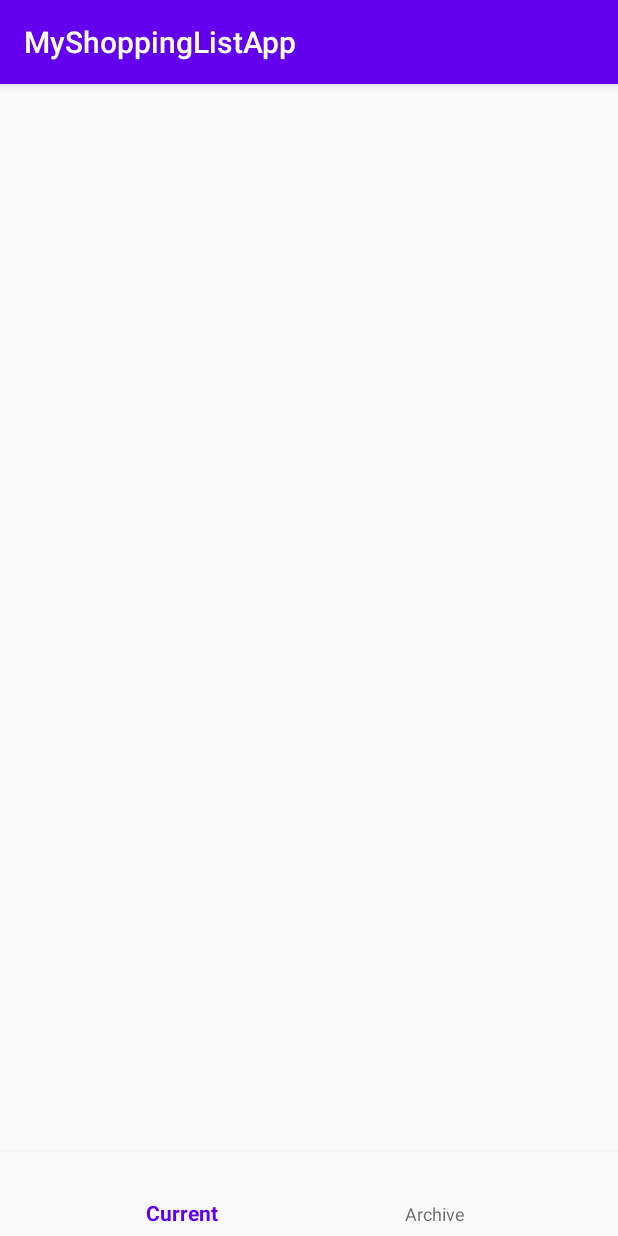
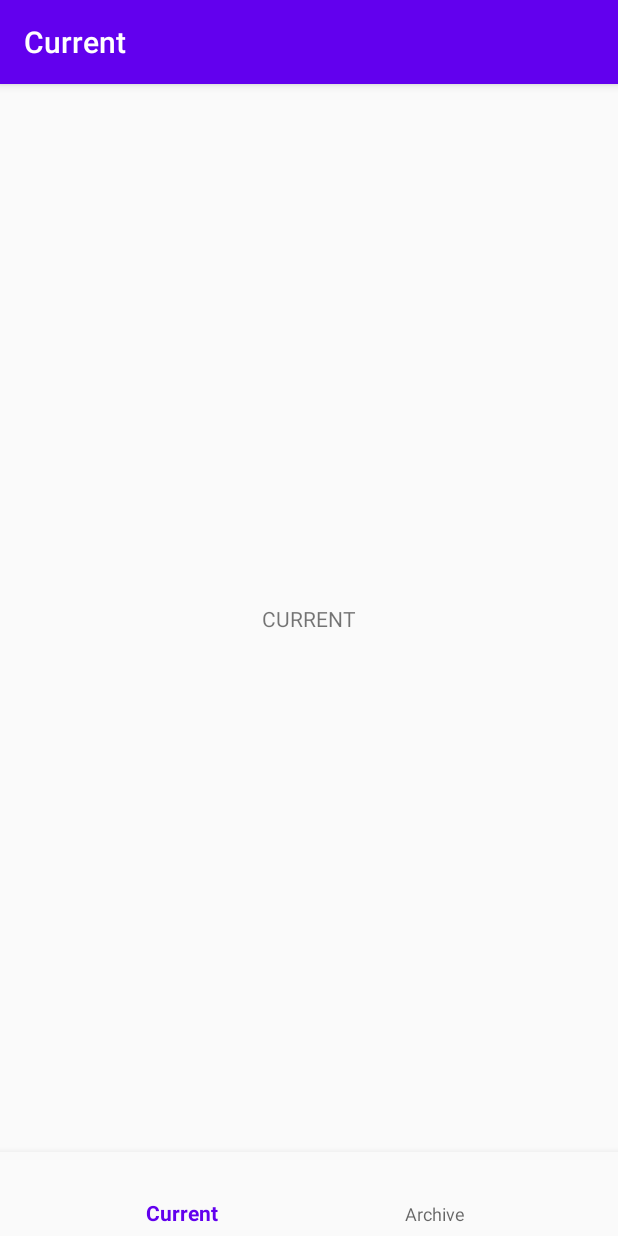
Before and after one commit to marcin-brzeczek/MyShoppingListApp, an Android app: the screen it shows after launch (MenuActivity), on a phone screen of 412 x 824 dp. Run offline under Robolectric (Android 15) with nearby library versions, the phone set to English and light mode, and no system bars; our stand-ins replace Dagger/Hilt's generated code, navigation-ui.

Commit message:
SL-04: Implemented navigation components.

```diff
--- a/app/build.gradle
+++ b/app/build.gradle
@@ -2,6 +2,7 @@ apply plugin: 'com.android.application'
 apply plugin: 'kotlin-android'
 apply plugin: 'kotlin-kapt'
 apply plugin: 'kotlin-android-extensions'
+apply plugin: "androidx.navigation.safeargs.kotlin"
 
 android {
     compileSdkVersion 29
@@ -51,6 +52,10 @@ dependencies {
     kapt deps.dagger.compiler
     kapt deps.dagger.android_support_compiler
 
+    //Navigation components
+    implementation deps.navigation.fragment_ktx
+    implementation deps.navigation.ui_ktx
+
     //RxJava
     implementation deps.rx_android
     implementation deps.rxjava2
--- /dev/null
+++ b/app/src/main/java/com/example/myshoppinglistapp/presentation/menu/ArchiveFragment.kt
@@ -0,0 +1,19 @@
+package com.example.myshoppinglistapp.presentation.menu
+
+import android.os.Bundle
+import android.view.LayoutInflater
+import android.view.View
+import android.view.ViewGroup
+import androidx.fragment.app.Fragment
+import com.example.myshoppinglistapp.R
+
+class ArchiveFragment : Fragment() {
+
+    override fun onCreateView(
+        inflater: LayoutInflater,
+        container: ViewGroup?,
+        savedInstanceState: Bundle?
+    ): View? {
+        return inflater.inflate(R.layout.fragment_archive, container, false)
+    }
+}
--- /dev/null
+++ b/app/src/main/java/com/example/myshoppinglistapp/presentation/menu/CurrentFragment.kt
@@ -0,0 +1,19 @@
+package com.example.myshoppinglistapp.presentation.menu
+
+import android.os.Bundle
+import android.view.LayoutInflater
+import android.view.View
+import android.view.ViewGroup
+import androidx.fragment.app.Fragment
+import com.example.myshoppinglistapp.R
+
+class CurrentFragment : Fragment() {
+
+    override fun onCreateView(
+        inflater: LayoutInflater,
+        container: ViewGroup?,
+        savedInstanceState: Bundle?
+    ): View? {
+        return inflater.inflate(R.layout.fragment_current, container, false)
+    }
+}
--- a/app/src/main/java/com/example/myshoppinglistapp/presentation/menu/MenuActivity.kt
+++ b/app/src/main/java/com/example/myshoppinglistapp/presentation/menu/MenuActivity.kt
@@ -1,29 +1,48 @@
 package com.example.myshoppinglistapp.presentation.menu
 
-import android.content.Intent
 import android.os.Bundle
-import android.view.MenuItem
 import androidx.appcompat.app.AppCompatActivity
+import androidx.lifecycle.LiveData
+import androidx.lifecycle.Observer
+import androidx.navigation.NavController
+import androidx.navigation.ui.setupActionBarWithNavController
 import com.example.myshoppinglistapp.R
-import com.example.myshoppinglistapp.presentation.archivedShoppingList.ArchiveShoppingList.ArchiveShoppingListActivity
-import com.example.myshoppinglistapp.presentation.archivedShoppingList.ArchivedShoppingListActivity
-import com.example.myshoppinglistapp.presentation.shoppingList.ShoppingListActivity
+import com.example.myshoppinglistapp.utils.setupWithNavController
 import com.google.android.material.bottomnavigation.BottomNavigationView
-import kotlinx.android.synthetic.main.activity_menu.*
 
-class MenuActivity : AppCompatActivity(), BottomNavigationView.OnNavigationItemSelectedListener {
+class MenuActivity : AppCompatActivity() {
+
+    private var currentNavController: LiveData<NavController>? = null
 
     override fun onCreate(savedInstanceState: Bundle?) {
         super.onCreate(savedInstanceState)
         setContentView(R.layout.activity_menu)
-        bottom_navigation.setOnNavigationItemSelectedListener(this)
+        if (savedInstanceState == null)
+            setupNavigation()
     }
 
-    override fun onNavigationItemSelected(menuItem: MenuItem): Boolean {
-        when (menuItem.itemId) {
-            R.id.current -> startActivity(Intent(this, ShoppingListActivity::class.java))
-            R.id.archive -> startActivity(Intent(this, ArchiveShoppingListActivity::class.java))
-        }
-        return true
+    override fun onRestoreInstanceState(savedInstanceState: Bundle?) {
+        super.onRestoreInstanceState(savedInstanceState)
+        setupNavigation()
+    }
+
+    private fun setupNavigation() {
+        val bottomNavigationView = findViewById<BottomNavigationView>(R.id.bottom_navigation)
+        val tabIds = listOf(R.navigation.current, R.navigation.archive)
+        val controller = bottomNavigationView.setupWithNavController(
+            navGraphIds = tabIds,
+            fragmentManager = supportFragmentManager,
+            containerId = R.id.nav_host_container,
+            intent = intent
+        )
+
+        controller.observe(this, Observer { navigationController ->
+            setupActionBarWithNavController(navigationController)
+        })
+        currentNavController = controller
+    }
+
+    override fun onSupportNavigateUp(): Boolean {
+        return currentNavController?.value?.navigateUp() ?: false
     }
 }
--- /dev/null
+++ b/app/src/main/java/com/example/myshoppinglistapp/utils/NavigationExtensions.kt
@@ -0,0 +1,231 @@
+
+package com.example.myshoppinglistapp.utils
+
+import android.content.Intent
+import android.util.SparseArray
+import androidx.core.util.forEach
+import androidx.core.util.set
+import androidx.fragment.app.FragmentManager
+import androidx.lifecycle.LiveData
+import androidx.lifecycle.MutableLiveData
+import androidx.navigation.NavController
+import androidx.navigation.fragment.NavHostFragment
+import com.example.myshoppinglistapp.R
+import com.google.android.material.bottomnavigation.BottomNavigationView
+
+fun BottomNavigationView.setupWithNavController(
+    navGraphIds: List<Int>,
+    fragmentManager: FragmentManager,
+    containerId: Int,
+    intent: Intent
+): LiveData<NavController> {
+
+    // Map of tags
+    val graphIdToTagMap = SparseArray<String>()
+    // Result. Mutable live data with the selected controlled
+    val selectedNavController = MutableLiveData<NavController>()
+
+    var firstFragmentGraphId = 0
+
+    // First create a NavHostFragment for each NavGraph ID
+    navGraphIds.forEachIndexed { index, navGraphId ->
+        val fragmentTag = getFragmentTag(index)
+
+        // Find or create the Navigation host fragment
+        val navHostFragment = obtainNavHostFragment(
+            fragmentManager,
+            fragmentTag,
+            navGraphId,
+            containerId
+        )
+
+        // Obtain its id
+        val graphId = navHostFragment.navController.graph.id
+
+        if (index == 0) {
+            firstFragmentGraphId = graphId
+        }
+
+        // Save to the map
+        graphIdToTagMap[graphId] = fragmentTag
+
+        // Attach or detach nav host fragment depending on whether it's the selected item.
+        if (this.selectedItemId == graphId) {
+            // Update livedata with the selected graph
+            selectedNavController.value = navHostFragment.navController
+            attachNavHostFragment(fragmentManager, navHostFragment, index == 0)
+        } else {
+            detachNavHostFragment(fragmentManager, navHostFragment)
+        }
+    }
+
+    // Now connect selecting an item with swapping Fragments
+    var selectedItemTag = graphIdToTagMap[this.selectedItemId]
+    val firstFragmentTag = graphIdToTagMap[firstFragmentGraphId]
+    var isOnFirstFragment = selectedItemTag == firstFragmentTag
+
+    // When a navigation item is selected
+    setOnNavigationItemSelectedListener { item ->
+        // Don't do anything if the state is state has already been saved.
+        if (fragmentManager.isStateSaved) {
+            false
+        } else {
+            val newlySelectedItemTag = graphIdToTagMap[item.itemId]
+            if (selectedItemTag != newlySelectedItemTag) {
+                // Pop everything above the first fragment (the "fixed start destination")
+                fragmentManager.popBackStack(firstFragmentTag,
+                    FragmentManager.POP_BACK_STACK_INCLUSIVE)
+                val selectedFragment = fragmentManager.findFragmentByTag(newlySelectedItemTag)
+                        as NavHostFragment
+
+                // Exclude the first fragment tag because it's always in the back stack.
+                if (firstFragmentTag != newlySelectedItemTag) {
+                    // Commit a transaction that cleans the back stack and adds the first fragment
+                    // to it, creating the fixed started destination.
+                    fragmentManager.beginTransaction()
+                        .setCustomAnimations(
+                            R.anim.nav_default_enter_anim,
+                            R.anim.nav_default_exit_anim,
+                            R.anim.nav_default_pop_enter_anim,
+                            R.anim.nav_default_pop_exit_anim)
+                        .attach(selectedFragment)
+                        .setPrimaryNavigationFragment(selectedFragment)
+                        .apply {
+                            // Detach all other Fragments
+                            graphIdToTagMap.forEach { _, fragmentTagIter ->
+                                if (fragmentTagIter != newlySelectedItemTag) {
+                                    detach(fragmentManager.findFragmentByTag(firstFragmentTag)!!)
+                                }
+                            }
+                        }
+                        .addToBackStack(firstFragmentTag)
+                        .setReorderingAllowed(true)
+                        .commit()
+                }
+                selectedItemTag = newlySelectedItemTag
+                isOnFirstFragment = selectedItemTag == firstFragmentTag
+                selectedNavController.value = selectedFragment.navController
+                true
+            } else {
+                false
+            }
+        }
+    }
+
+    // Optional: on item reselected, pop back stack to the destination of the graph
+    setupItemReselected(graphIdToTagMap, fragmentManager)
+
+    // Handle deep link
+    setupDeepLinks(navGraphIds, fragmentManager, containerId, intent)
+
+    // Finally, ensure that we update our BottomNavigationView when the back stack changes
+    fragmentManager.addOnBackStackChangedListener {
+        if (!isOnFirstFragment && !fragmentManager.isOnBackStack(firstFragmentTag)) {
+            this.selectedItemId = firstFragmentGraphId
+        }
+
+        // Reset the graph if the currentDestination is not valid (happens when the back
+        // stack is popped after using the back button).
+        selectedNavController.value?.let { controller ->
+            if (controller.currentDestination == null) {
+                controller.navigate(controller.graph.id)
+            }
+        }
+    }
+    return selectedNavController
+}
+
+private fun BottomNavigationView.setupDeepLinks(
+    navGraphIds: List<Int>,
+    fragmentManager: FragmentManager,
+    containerId: Int,
+    intent: Intent
+) {
+    navGraphIds.forEachIndexed { index, navGraphId ->
+        val fragmentTag = getFragmentTag(index)
+
+        // Find or create the Navigation host fragment
+        val navHostFragment = obtainNavHostFragment(
+            fragmentManager,
+            fragmentTag,
+            navGraphId,
+            containerId
+        )
+        // Handle Intent
+        if (navHostFragment.navController.handleDeepLink(intent)
+            && selectedItemId != navHostFragment.navController.graph.id) {
+            this.selectedItemId = navHostFragment.navController.graph.id
+        }
+    }
+}
+
+private fun BottomNavigationView.setupItemReselected(
+    graphIdToTagMap: SparseArray<String>,
+    fragmentManager: FragmentManager
+) {
+    setOnNavigationItemReselectedListener { item ->
+        val newlySelectedItemTag = graphIdToTagMap[item.itemId]
+        val selectedFragment = fragmentManager.findFragmentByTag(newlySelectedItemTag)
+                as NavHostFragment
+        val navController = selectedFragment.navController
+        // Pop the back stack to the start destination of the current navController graph
+        navController.popBackStack(
+            navController.graph.startDestination, false
+        )
+    }
+}
+
+private fun detachNavHostFragment(
+    fragmentManager: FragmentManager,
+    navHostFragment: NavHostFragment
+) {
+    fragmentManager.beginTransaction()
+        .detach(navHostFragment)
+        .commitNow()
+}
+
+private fun attachNavHostFragment(
+    fragmentManager: FragmentManager,
+    navHostFragment: NavHostFragment,
+    isPrimaryNavFragment: Boolean
+) {
+    fragmentManager.beginTransaction()
+        .attach(navHostFragment)
+        .apply {
+            if (isPrimaryNavFragment) {
+                setPrimaryNavigationFragment(navHostFragment)
+            }
+        }
+        .commitNow()
+
+}
+
+private fun obtainNavHostFragment(
+    fragmentManager: FragmentManager,
+    fragmentTag: String,
+    navGraphId: Int,
+    containerId: Int
+): NavHostFragment {
+    // If the Nav Host fragment exists, return it
+    val existingFragment = fragmentManager.findFragmentByTag(fragmentTag) as NavHostFragment?
+    existingFragment?.let { return it }
+
+    // Otherwise, create it and return it.
+    val navHostFragment = NavHostFragment.create(navGraphId)
+    fragmentManager.beginTransaction()
+        .add(containerId, navHostFragment, fragmentTag)
+        .commitNow()
+    return navHostFragment
+}
+
+private fun FragmentManager.isOnBackStack(backStackName: String): Boolean {
+    val backStackCount = backStackEntryCount
+    for (index in 0 until backStackCount) {
+        if (getBackStackEntryAt(index).name == backStackName) {
+            return true
+        }
+    }
+    return false
+}
+
+private fun getFragmentTag(index: Int) = "bottomNavigation#$index"
--- a/app/src/main/res/layout/activity_menu.xml
+++ b/app/src/main/res/layout/activity_menu.xml
@@ -3,6 +3,13 @@
     xmlns:app="http://schemas.android.com/apk/res-auto"
     android:layout_width="match_parent"
     android:layout_height="match_parent">
+
+    <FrameLayout
+        android:id="@+id/nav_host_container"
+        android:layout_width="match_parent"
+        android:layout_height="0dp"
+        app:layout_constraintTop_toTopOf="parent"
+        app:layout_constraintBottom_toTopOf="@id/bottom_navigation"/>
 
     <com.google.android.material.bottomnavigation.BottomNavigationView
         android:id="@+id/bottom_navigation"
--- /dev/null
+++ b/app/src/main/res/layout/fragment_current.xml
@@ -0,0 +1,17 @@
+<?xml version="1.0" encoding="utf-8"?>
+<androidx.constraintlayout.widget.ConstraintLayout xmlns:android="http://schemas.android.com/apk/res/android"
+    android:layout_width="match_parent"
+    android:layout_height="match_parent"
+    xmlns:app="http://schemas.android.com/apk/res-auto">
+
+    <TextView
+        android:layout_width="wrap_content"
+        android:layout_height="wrap_content"
+        android:text="CURRENT"
+        app:layout_constraintTop_toTopOf="parent"
+        app:layout_constraintStart_toStartOf="parent"
+        app:layout_constraintEnd_toEndOf="parent"
+        app:layout_constraintBottom_toBottomOf="parent" />
+
+
+</androidx.constraintlayout.widget.ConstraintLayout>
--- /dev/null
+++ b/app/src/main/res/navigation/archive.xml
@@ -0,0 +1,15 @@
+<?xml version="1.0" encoding="utf-8"?>
+
+<navigation xmlns:android="http://schemas.android.com/apk/res/android"
+    xmlns:app="http://schemas.android.com/apk/res-auto"
+    xmlns:tools="http://schemas.android.com/tools"
+    android:id="@+id/archive"
+    app:startDestination="@+id/archivedList">
+
+    <fragment
+        android:id="@+id/archivedList"
+        android:name="com.example.myshoppinglistapp.presentation.menu.ArchiveFragment"
+        android:label="Archived"
+        tools:layout="@layout/fragment_archive"/>
+
+</navigation>
--- /dev/null
+++ b/app/src/main/res/navigation/current.xml
@@ -0,0 +1,15 @@
+<?xml version="1.0" encoding="utf-8"?>
+
+<navigation xmlns:android="http://schemas.android.com/apk/res/android"
+    xmlns:app="http://schemas.android.com/apk/res-auto"
+    xmlns:tools="http://schemas.android.com/tools"
+    android:id="@+id/current"
+    app:startDestination="@+id/currentList">
+
+    <fragment
+        android:id="@+id/currentList"
+        android:name="com.example.myshoppinglistapp.presentation.menu.CurrentFragment"
+        android:label="Current"
+        tools:layout="@layout/fragment_current"/>
+
+</navigation>
--- a/build.gradle
+++ b/build.gradle
@@ -11,6 +11,7 @@ buildscript {
     dependencies {
         classpath 'com.android.tools.build:gradle:4.0.1'
         classpath "org.jetbrains.kotlin:kotlin-gradle-plugin:$kotlin_version"
+        classpath deps.navigation.safe_args_plugin
 
         // NOTE: Do not place your application dependencies here; they belong
         // in the individual module build.gradle files
```
Also changed, not shown: app/src/main/res/layout/fragment_archive.xml (added, +17 -0 lines), dependencies.gradle (+12 -0 lines).
